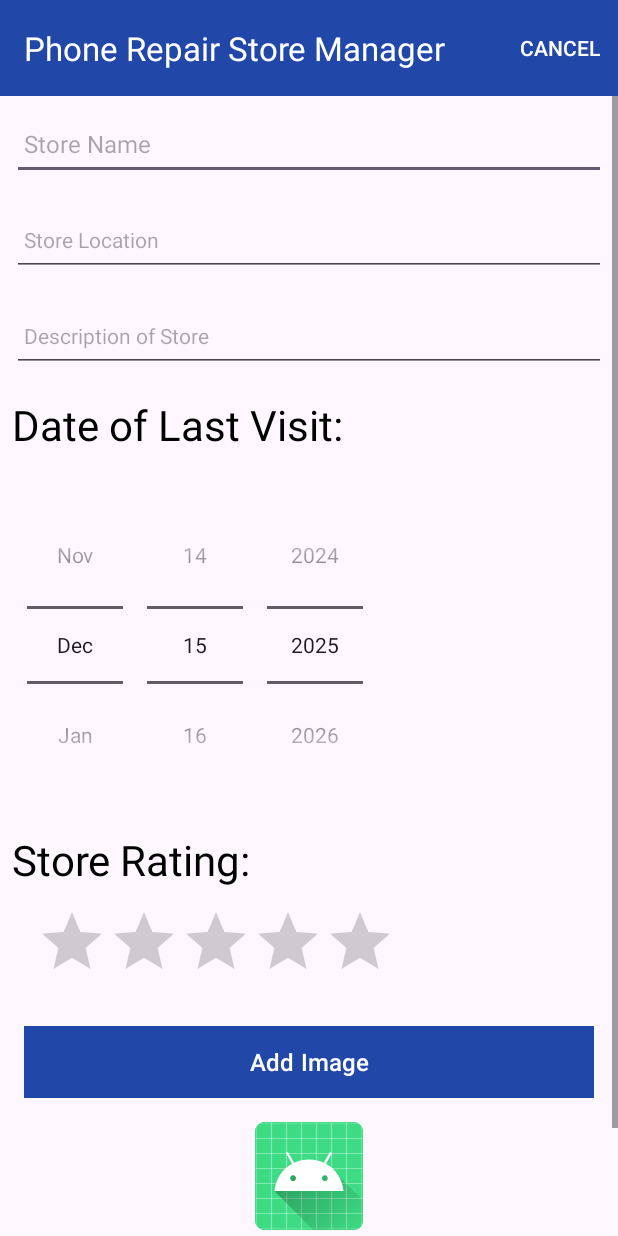
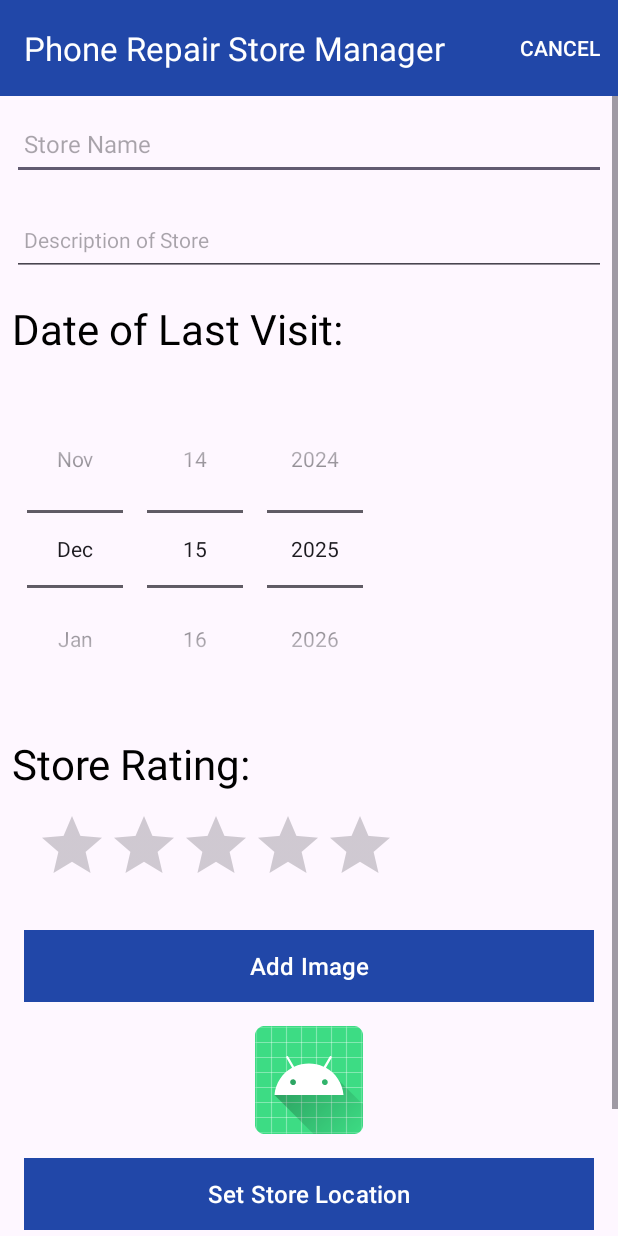
Before and after one commit to stephenmcgrath20103121/mobile-app-dev-1-ca1, an Android app: the StoreActivity screen opened directly, with no data from a screen before it, on a phone screen of 412 x 824 dp. Run offline under Robolectric (Android 15) with nearby library versions, the phone set to English and light mode, and no system bars; our stand-ins replace Picasso, Timber; 1 statement that could not run was skipped.

Commit message:
Lab-A05 content adapted to project, location field changed accordingly

```diff
--- a/app/build.gradle.kts
+++ b/app/build.gradle.kts
@@ -3,6 +3,7 @@ plugins {
     alias(libs.plugins.kotlin.android)
     alias(libs.plugins.kotlin.parcelize)
     alias(libs.plugins.kotlin.serialization)
+    alias(libs.plugins.google.android.libraries.mapsplatform.secrets.gradle.plugin)
 }
 
 android {
@@ -52,6 +53,7 @@ dependencies {
     implementation(libs.timber)
     implementation(libs.kotlinx.serialization.json)
     implementation(libs.picasso)
+    implementation(libs.play.services.maps)
 
     testImplementation(libs.junit)
     androidTestImplementation(libs.androidx.junit)
--- a/app/src/main/java/ie/setu/assignment1/adapters/StoreAdapter.kt
+++ b/app/src/main/java/ie/setu/assignment1/adapters/StoreAdapter.kt
@@ -3,6 +3,7 @@ package ie.setu.assignment1.adapters
 import android.view.LayoutInflater
 import android.view.ViewGroup
 import androidx.recyclerview.widget.RecyclerView
+import com.squareup.picasso.Picasso
 import ie.setu.assignment1.databinding.CardStoreBinding
 import ie.setu.assignment1.models.StoreModel
 
@@ -32,9 +33,10 @@ class StoreAdapter(private var stores: List<StoreModel>, private val listener: S
 
         fun bind(store: StoreModel, listener: StoreListener) {
             binding.storeName.text = store.name
-            binding.location.text = store.location
+            //binding.location.text = store.location
             binding.description.text = store.description
             binding.rating.rating = store.rating
+            Picasso.get().load(store.image).resize(200,200).into(binding.imageIcon)
             binding.root.setOnClickListener { listener.onStoreClick(store) }
             binding.btnDelete.setOnClickListener { listener.onStoreDeleteClick(store) }
         }
--- a/app/src/main/java/ie/setu/assignment1/models/StoreMemCollection.kt
+++ b/app/src/main/java/ie/setu/assignment1/models/StoreMemCollection.kt
@@ -32,13 +32,16 @@ class StoreMemCollection(context: Context) : StoreCollection {
         var foundStore: StoreModel? = stores.find { s -> s.id == store.id }
         if (foundStore != null) {
             foundStore.name = store.name
-            foundStore.location = store.location
+            //foundStore.location = store.location
             foundStore.description = store.description
             foundStore.lastVisitYear = store.lastVisitYear
             foundStore.lastVisitMonth = store.lastVisitMonth
             foundStore.lastVisitDay = store.lastVisitDay
             foundStore.rating = store.rating
             foundStore.image = store.image
+            foundStore.lat = store.lat
+            foundStore.lng = store.lng
+            foundStore.zoom = store.zoom
             logAll()
             //save()
         }
--- a/app/src/main/java/ie/setu/assignment1/models/StoreModel.kt
+++ b/app/src/main/java/ie/setu/assignment1/models/StoreModel.kt
@@ -9,10 +9,18 @@ import kotlinx.serialization.Serializable
 //@Serializable
 data class StoreModel(var id: Long = 0,
                       var name: String = "",
-                      var location: String = "",
+                      //var location: String = "",
                       var rating: Float = 0f,
                       var lastVisitDay: Int = 1,
                       var lastVisitMonth: Int = 0,
                       var lastVisitYear: Int = 2025,
                       var description: String = "",
-                      var image: Uri = Uri.EMPTY): Parcelable
+                      var image: Uri = Uri.EMPTY,
+                      var lat : Double = 0.0,
+                      var lng: Double = 0.0,
+                      var zoom: Float = 0f): Parcelable
+
+@Parcelize
+data class Location(var lat: Double = 0.0,
+                    var lng: Double = 0.0,
+                    var zoom: Float = 0f) : Parcelable
--- a/app/src/main/res/layout/activity_store.xml
+++ b/app/src/main/res/layout/activity_store.xml
@@ -55,20 +55,6 @@
                     android:textColor="@color/colorPrimaryDark"
                     android:textSize="16sp"
                     tools:ignore="VisualLintTextFieldSize"/>
-
-                <EditText
-                    android:id="@+id/location"
-                    android:layout_width="match_parent"
-                    android:layout_height="48dp"
-                    android:layout_margin="8dp"
-                    android:hint="@string/hint_storeLocation"
-                    android:inputType="text"
-                    android:maxLength="50"
-                    android:maxLines="1"
-                    android:padding="8dp"
-                    android:textColor="@color/colorPrimaryDark"
-                    android:textSize="14sp"
-                    tools:ignore="VisualLintTextFieldSize" />
 
                 <EditText
                     android:id="@+id/description"
@@ -142,6 +128,18 @@
                     tools:ignore="ImageContrastCheck" />
 
                 <Button
+                    android:id="@+id/storeLocation"
+                    android:layout_width="match_parent"
+                    android:layout_height="wrap_content"
+                    android:layout_margin="16dp"
+                    android:background="@color/colorAccent"
+                    android:padding="8dp"
+                    android:stateListAnimator="@null"
+                    android:text="@string/button_location"
+                    android:textColor="@color/colorPrimary"
+                    android:textSize="16sp"/>
+
+                <Button
                     android:id="@+id/btnAdd"
                     android:layout_width="match_parent"
                     android:layout_height="wrap_content"
--- a/app/src/main/res/values/strings.xml
+++ b/app/src/main/res/values/strings.xml
@@ -3,7 +3,6 @@
     <string name="button_addStore">Add Store</string>
     <string name="button_deleteStore">Delete Store</string>
     <string name="hint_storeName">Store Name</string>
-    <string name="hint_storeLocation">Store Location</string>
     <string name="hint_storeDescription">Description of Store</string>
     <string name="title_lastVisitDate">Date of Last Visit:</string>
     <string name="title_rating">Store Rating:</string>
@@ -12,8 +11,9 @@
     <string name="menu_deleteStore">Delete</string>
     <string name="save_store"> Save Store </string>
     <string name="enter_store_name"> Please enter the Store\'s Name </string>
-    <string name="enter_store_location"> Please enter the Store\'s Location </string>
     <string name="button_addImage"> Add Image </string>
     <string name="select_store_image">Select Store Image</string>
     <string name="change_store_image">Change Store Image</string>
+    <string name="button_location">Set Store Location</string>
+    <string name="title_activity_map">Map Activity</string>
 </resources>
--- a/build.gradle.kts
+++ b/build.gradle.kts
@@ -4,4 +4,5 @@ plugins {
     alias(libs.plugins.kotlin.android) apply false
     alias(libs.plugins.kotlin.parcelize) apply false
     alias(libs.plugins.kotlin.serialization) apply false
+    alias(libs.plugins.google.android.libraries.mapsplatform.secrets.gradle.plugin) apply false
 }
--- a/gradle/libs.versions.toml
+++ b/gradle/libs.versions.toml
@@ -13,6 +13,8 @@ timber = "1.5.1"
 kotlinPlugin = "2.2.21"
 kotlinx-serialization =  "1.9.0"
 picasso = "2.71828"
+googleAndroidLibrariesMapsplatformSecretsGradlePlugin = "2.0.1"
+playServicesMaps = "19.2.0"
 
 [libraries]
 androidx-core-ktx = { group = "androidx.core", name = "core-ktx", version.ref = "coreKtx" }
@@ -26,9 +28,11 @@ androidx-constraintlayout = { group = "androidx.constraintlayout", name = "const
 timber = { module = "com.github.ajalt:timberkt", version.ref = "timber" }
 kotlinx-serialization-json = { module = "org.jetbrains.kotlinx:kotlinx-serialization-json", version.ref = "kotlinx-serialization" }
 picasso = { module = "com.squareup.picasso:picasso", version.ref = "picasso" }
+play-services-maps = { group = "com.google.android.gms", name = "play-services-maps", version.ref = "playServicesMaps" }
 
 [plugins]
 android-application = { id = "com.android.application", version.ref = "agp" }
 kotlin-android = { id = "org.jetbrains.kotlin.android", version.ref = "kotlin" }
 kotlin-parcelize = { id = "org.jetbrains.kotlin.plugin.parcelize", version.ref = "kotlinPlugin" }
 kotlin-serialization = { id = "org.jetbrains.kotlin.plugin.serialization", version.ref = "kotlin" }
+google-android-libraries-mapsplatform-secrets-gradle-plugin = { id = "com.google.android.libraries.mapsplatform.secrets-gradle-plugin", version.ref = "googleAndroidLibrariesMapsplatformSecretsGradlePlugin" }
```
Also changed, not shown: app/src/main/AndroidManifest.xml (+16 -7 lines), app/src/main/java/ie/setu/assignment1/activities/MapActivity.kt (added, +72 -0 lines), app/src/main/java/ie/setu/assignment1/activities/StoreActivity.kt (+43 -5 lines), app/src/main/res/layout/activity_map.xml (added, +9 -0 lines), app/src/main/res/layout/card_store.xml (+1 -13 lines), 1 other file.
